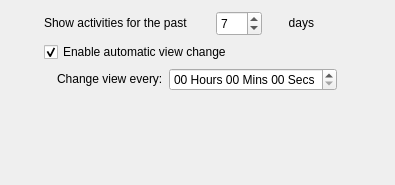
Before: the Qt Designer form applets/kdeobservatory/src/ui/kdeobservatoryconfiggeneral.ui in KDE/kdeplasma-addons, drawn with Qt 5.
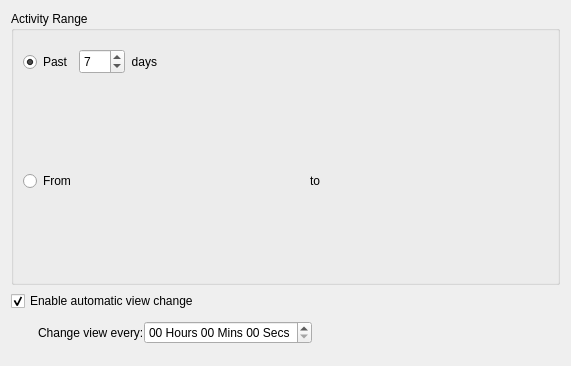
After: the same form once the commit is applied. Custom widgets are drawn as their Qt base class.

Commit message: Adding filters by date range.

```diff
--- a/applets/kdeobservatory/src/ui/kdeobservatoryconfiggeneral.ui
+++ b/applets/kdeobservatory/src/ui/kdeobservatoryconfiggeneral.ui
@@ -6,46 +6,32 @@
    <rect>
     <x>0</x>
     <y>0</y>
-    <width>395</width>
-    <height>185</height>
+    <width>552</width>
+    <height>362</height>
    </rect>
   </property>
   <layout class="QGridLayout" name="gridLayout_2">
    <item row="0" column="0">
-    <spacer name="spacer1">
-     <property name="orientation">
-      <enum>Qt::Horizontal</enum>
+    <widget class="QGroupBox" name="activitiesRange">
+     <property name="title">
+      <string>Activity Range</string>
      </property>
-     <property name="sizeType">
-      <enum>QSizePolicy::Fixed</enum>
-     </property>
-     <property name="sizeHint" stdset="0">
-      <size>
-       <width>13</width>
-       <height>47</height>
-      </size>
-     </property>
-    </spacer>
-   </item>
-   <item row="0" column="1" colspan="3">
     <layout class="QGridLayout" name="gridLayout">
      <item row="0" column="0">
-      <widget class="QLabel" name="lblDays1">
-       <property name="sizePolicy">
-        <sizepolicy hsizetype="Fixed" vsizetype="Fixed">
-         <horstretch>0</horstretch>
-         <verstretch>0</verstretch>
-        </sizepolicy>
-       </property>
+       <layout class="QVBoxLayout" name="verticalLayout1">
+        <item>
+         <layout class="QHBoxLayout" name="horizontalLayout1">
+          <item>
+           <widget class="QRadioButton" name="activitiesInPastDays">
        <property name="text">
-        <string>Show activities for the past </string>
-       </property>
-       <property name="alignment">
-        <set>Qt::AlignLeading|Qt::AlignLeft|Qt::AlignVCenter</set>
+             <string>Past</string>
+            </property>
+            <property name="checked">
+             <bool>true</bool>
        </property>
       </widget>
      </item>
-     <item row="0" column="1">
+          <item>
       <widget class="QSpinBox" name="commitExtent">
        <property name="sizePolicy">
         <sizepolicy hsizetype="Fixed" vsizetype="Fixed">
@@ -76,18 +62,8 @@
        </property>
       </widget>
      </item>
-     <item row="1" column="0" colspan="2">
-      <widget class="QCheckBox" name="enableAutoViewChange">
-       <property name="text">
-        <string>Enable automatic view change</string>
-       </property>
-       <property name="checked">
-        <bool>true</bool>
-       </property>
-      </widget>
-     </item>
-     <item row="0" column="2">
-      <widget class="QLabel" name="lblDays2">
+          <item>
+           <widget class="QLabel" name="lblDays">
        <property name="sizePolicy">
         <sizepolicy hsizetype="Fixed" vsizetype="Fixed">
          <horstretch>0</horstretch>
@@ -102,38 +78,138 @@
        </property>
       </widget>
      </item>
-    </layout>
-   </item>
-   <item row="0" column="4">
-    <spacer name="spacer2">
-     <property name="orientation">
-      <enum>Qt::Horizontal</enum>
-     </property>
-     <property name="sizeHint" stdset="0">
-      <size>
-       <width>106</width>
-       <height>44</height>
-      </size>
-     </property>
-    </spacer>
-   </item>
-   <item row="1" column="1">
+          <item>
     <spacer name="spacer3">
      <property name="orientation">
       <enum>Qt::Horizontal</enum>
      </property>
+            <property name="sizeHint" stdset="0">
+             <size>
+              <width>106</width>
+              <height>44</height>
+             </size>
+            </property>
+           </spacer>
+          </item>
+         </layout>
+        </item>
+        <item>
+         <layout class="QHBoxLayout" name="horizontalLayout2">
+          <item>
+           <widget class="QRadioButton" name="activitiesInRange">
+            <property name="text">
+             <string>From</string>
+            </property>
+           </widget>
+          </item>
+          <item>
+           <widget class="KDatePicker" name="fromDate">
+            <property name="enabled">
+             <bool>false</bool>
+            </property>
+            <property name="sizePolicy">
+             <sizepolicy hsizetype="Fixed" vsizetype="Fixed">
+              <horstretch>0</horstretch>
+              <verstretch>0</verstretch>
+             </sizepolicy>
+            </property>
+            <property name="minimumSize">
+             <size>
+              <width>222</width>
+              <height>182</height>
+             </size>
+            </property>
+           </widget>
+          </item>
+          <item>
+           <widget class="QLabel" name="lbTo">
+            <property name="sizePolicy">
+             <sizepolicy hsizetype="Fixed" vsizetype="Fixed">
+              <horstretch>0</horstretch>
+              <verstretch>0</verstretch>
+             </sizepolicy>
+            </property>
+            <property name="text">
+             <string>to</string>
+            </property>
+            <property name="alignment">
+             <set>Qt::AlignRight|Qt::AlignTrailing|Qt::AlignVCenter</set>
+            </property>
+           </widget>
+          </item>
+          <item>
+           <widget class="KDatePicker" name="toDate">
+            <property name="enabled">
+             <bool>false</bool>
+            </property>
+            <property name="sizePolicy">
+             <sizepolicy hsizetype="Fixed" vsizetype="Fixed">
+              <horstretch>0</horstretch>
+              <verstretch>0</verstretch>
+             </sizepolicy>
+            </property>
+            <property name="minimumSize">
+             <size>
+              <width>222</width>
+              <height>182</height>
+             </size>
+            </property>
+           </widget>
+          </item>
+         </layout>
+        </item>
+       </layout>
+      </item>
+      <item row="0" column="1">
+       <spacer name="spacer4">
+        <property name="orientation">
+         <enum>Qt::Horizontal</enum>
+        </property>
+        <property name="sizeHint" stdset="0">
+         <size>
+          <width>0</width>
+          <height>233</height>
+         </size>
+        </property>
+       </spacer>
+      </item>
+     </layout>
+    </widget>
+   </item>
+   <item row="1" column="0">
+    <layout class="QVBoxLayout" name="verticalLayout2">
+     <property name="spacing">
+      <number>0</number>
+     </property>
+     <item>
+      <widget class="QCheckBox" name="enableAutoViewChange">
+       <property name="text">
+        <string>Enable automatic view change</string>
+       </property>
+       <property name="checked">
+        <bool>true</bool>
+       </property>
+      </widget>
+     </item>
+     <item>
+      <layout class="QHBoxLayout" name="horizontalLayout3">
+       <item>
+        <spacer name="spacer1">
+         <property name="orientation">
+          <enum>Qt::Horizontal</enum>
+         </property>
      <property name="sizeType">
       <enum>QSizePolicy::Fixed</enum>
      </property>
      <property name="sizeHint" stdset="0">
       <size>
        <width>27</width>
-       <height>23</height>
+           <height>44</height>
       </size>
      </property>
     </spacer>
    </item>
-   <item row="1" column="2">
+       <item>
     <widget class="QLabel" name="lblViewsDelay">
      <property name="sizePolicy">
       <sizepolicy hsizetype="Fixed" vsizetype="Fixed">
@@ -149,7 +225,7 @@
      </property>
     </widget>
    </item>
-   <item row="1" column="3">
+       <item>
     <widget class="QTimeEdit" name="viewsDelay">
      <property name="sizePolicy">
       <sizepolicy hsizetype="Fixed" vsizetype="Fixed">
@@ -162,8 +238,25 @@
      </property>
     </widget>
    </item>
-   <item row="2" column="1" colspan="4">
-    <spacer name="spacer6">
+       <item>
+        <spacer name="spacer2">
+         <property name="orientation">
+          <enum>Qt::Horizontal</enum>
+         </property>
+         <property name="sizeHint" stdset="0">
+          <size>
+           <width>133</width>
+           <height>20</height>
+          </size>
+         </property>
+        </spacer>
+       </item>
+      </layout>
+     </item>
+    </layout>
+   </item>
+   <item row="2" column="0">
+    <spacer name="spacer5">
      <property name="orientation">
       <enum>Qt::Vertical</enum>
      </property>
@@ -177,6 +270,20 @@
    </item>
   </layout>
  </widget>
+ <customwidgets>
+  <customwidget>
+   <class>KDatePicker</class>
+   <extends>QFrame</extends>
+   <header>kdatepicker.h</header>
+  </customwidget>
+ </customwidgets>
+ <tabstops>
+  <tabstop>activitiesInPastDays</tabstop>
+  <tabstop>commitExtent</tabstop>
+  <tabstop>activitiesInRange</tabstop>
+  <tabstop>enableAutoViewChange</tabstop>
+  <tabstop>viewsDelay</tabstop>
+ </tabstops>
  <resources/>
  <connections>
   <connection>
```
Left out of the diff: 24 changed lines with no effect on the pictures. Lines whose indentation alone changed are shown as unchanged. The commit also changes 4 other files.
